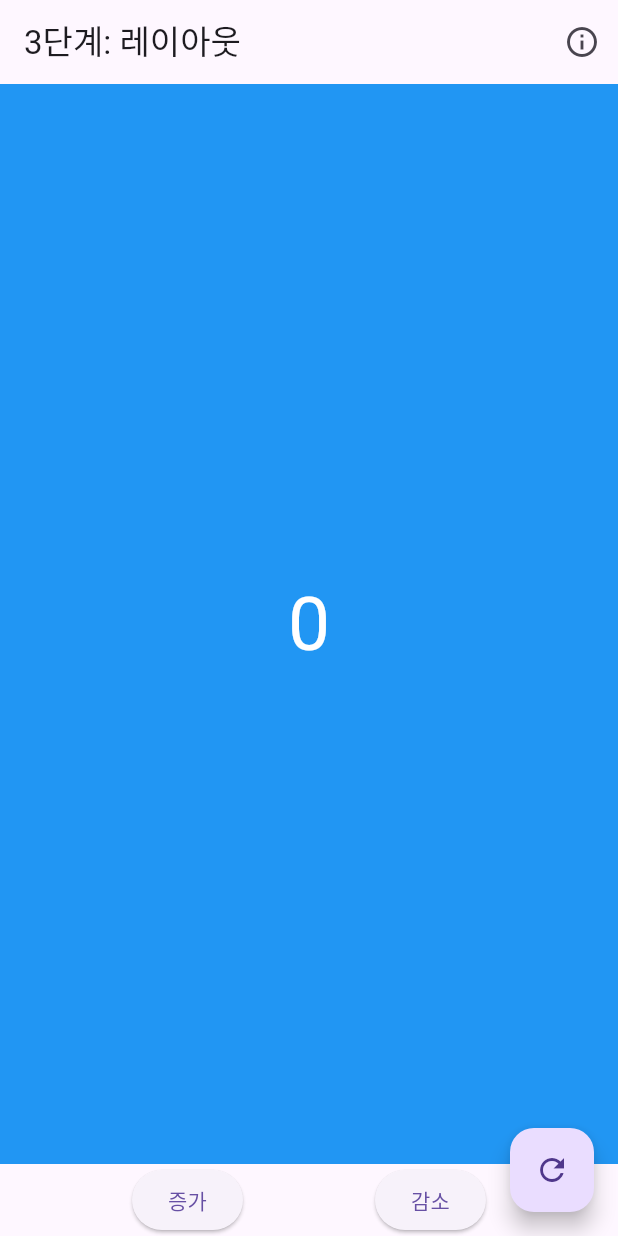
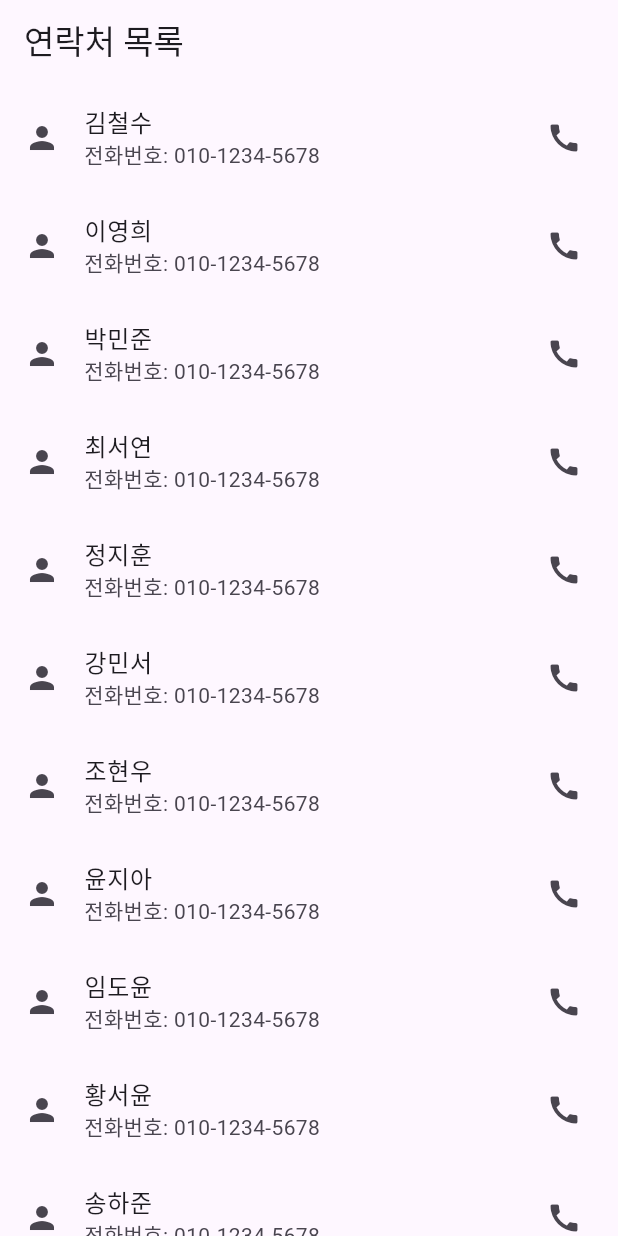
Before and after one commit to seongholim-11/flutter-study, a Flutter app: the screen it shows after launch, on a phone screen of 412 x 824 dp. Run offline on Flutter 3.47's test engine with Material 3 defaults, Android fonts, the phone set to English and light mode, and no system bars.

Commit message:
5단계 완료

```diff
--- a/lib/main.dart
+++ b/lib/main.dart
@@ -4,135 +4,42 @@ void main() {
   runApp(const MyApp());
 }
 
+// 2. 앱의 최상위 위젯 (MaterialApp 반환)
 class MyApp extends StatelessWidget {
   const MyApp({super.key});
 
   @override
   Widget build(BuildContext context) {
-    return const MaterialApp(home: CounterPage());
+    return const MaterialApp( // <--- 수정 포인트 1: MaterialApp에 const 추가
+      home: ContactListPage(), // <--- 수정 포인트 2: ContactListPage()에 const 추가
+    );
   }
 }
 
-class CounterPage extends StatefulWidget {
-  const CounterPage({super.key});
-
-  @override
-  State<CounterPage> createState() => _CounterPageState();
-}
-
-class _CounterPageState extends State<CounterPage> {
-  int _counter = 0;
-
-  void _incrementCounter() {
-    setState(() {
-      _counter++;
-    });
-  }
-
-  void _decrementCounter() {
-    setState(() {
-      _counter--;
-    });
-  }
-
-  void _resetCounter() {
-    setState(() {
-      _counter = 0;
-    });
-  }
-
-  // 메인 화면(MainScreen)에서 데이터를 기다리고 받는 코드
-  void _navigateToDetail() async {
-    final result = await Navigator.push(
-      // await로 결과 대기
-      context,
-      MaterialPageRoute(
-        builder: (context) => DetailPage(currentCount: _counter),
-      ),
-    );
-
-    if (result != null) {
-      // result 변수에는 "작업 완료!"라는 문자열이 담기게 됨
-      setState(() {
-        _counter = result;
-      });
-    }
-  }
+class ContactListPage extends StatelessWidget {
+  const ContactListPage({super.key}); // <--- 여기도 const 생성자로 변경
 
   @override
   Widget build(BuildContext context) {
+    final List<String> contacts = [
+      '김철수', '이영희', '박민준', '최서연', '정지훈',
+      '강민서', '조현우', '윤지아', '임도윤', '황서윤',
+      '송하준', '오은서', '장시우', '신예은', '한지민'
+    ];
+
     return Scaffold(
-      appBar: AppBar(
-        title: const Text('3단계: 레이아웃'),
-        actions: [
-          IconButton(
-            onPressed: _navigateToDetail,
-            icon: const Icon(Icons.info_outline),
-          ),
-        ],
-      ),
-      body: Column(
-        children: [
-          Expanded(
-            child: Container(
-              color: Colors.blue,
-              alignment: Alignment.center,
-              child: Text(
-                _counter.toString(),
-                style: const TextStyle(fontSize: 50, color: Colors.white),
-              ),
-            ),
-          ),
-          Row(
-            mainAxisAlignment: MainAxisAlignment.spaceEvenly,
-            children: [
-              ElevatedButton(
-                onPressed: _incrementCounter,
-                child: const Text("증가"),
-              ),
-              ElevatedButton(
-                onPressed: _decrementCounter,
-                child: const Text("감소"),
-              ),
-            ],
-          ),
-        ],
-      ),
-      floatingActionButton: FloatingActionButton(
-        onPressed: _resetCounter,
-        child: const Icon(Icons.refresh),
+      appBar: AppBar(title: const Text('연락처 목록')),
+      body: ListView.builder(
+        itemCount: contacts.length,
+        itemBuilder: (BuildContext ctx, int idx) {
+          return ListTile(
+            leading: const Icon(Icons.person),
+            title: Text(contacts[idx]),
+            subtitle: const Text("전화번호: 010-1234-5678"),
+            trailing: const Icon(Icons.call),
+          );
+        },
       ),
     );
   }
 }
-
-class DetailPage extends StatelessWidget {
-  final int currentCount;
-  const DetailPage({super.key, required this.currentCount});
-
-  @override
-  Widget build(BuildContext context) {
-    return Scaffold(
-      appBar: AppBar(title: const Text("상세 페이지")),
-      body: Center(
-        child: Column(
-          mainAxisAlignment: MainAxisAlignment.center,
-          crossAxisAlignment: CrossAxisAlignment.center,
-          children: [
-            Text('현재 카운트: $currentCount'),
-            const SizedBox(height: 10),
-            ElevatedButton(
-              onPressed: () => Navigator.pop(context, currentCount + 10),
-              child: const Text("+10"),
-            ),
-            const SizedBox(height: 10),
-            ElevatedButton(
-              onPressed: () => Navigator.pop(context, currentCount - 10),
-              child: const Text("-10"),
-            ),
-          ],
-        ),
-      ),
-    );
-  }
-}
```
